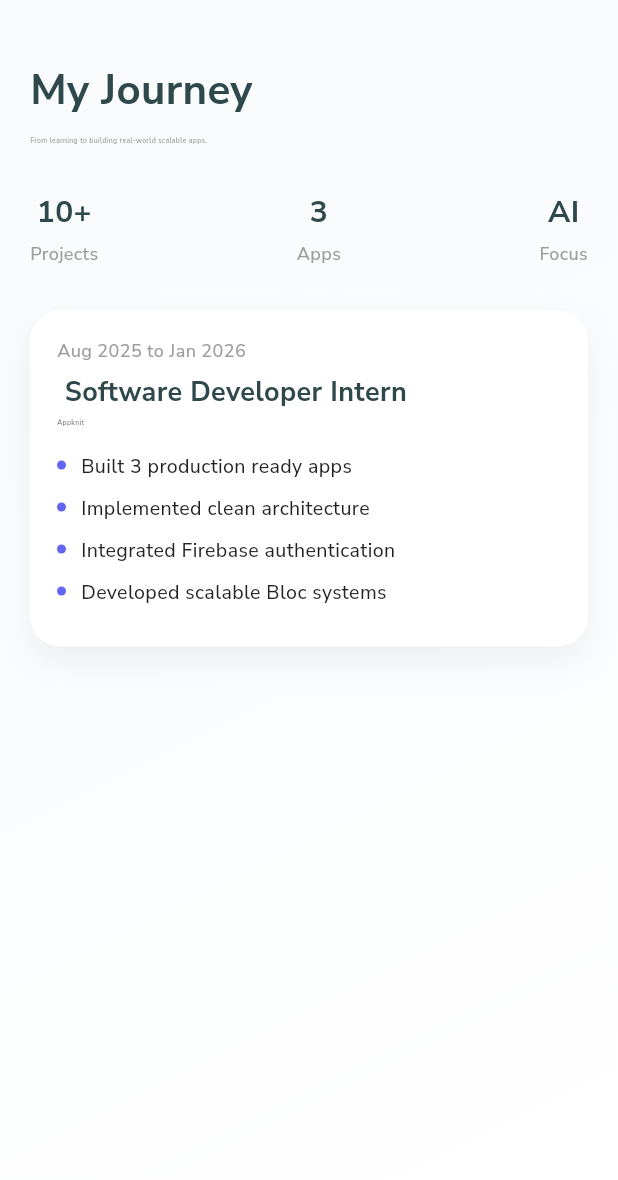
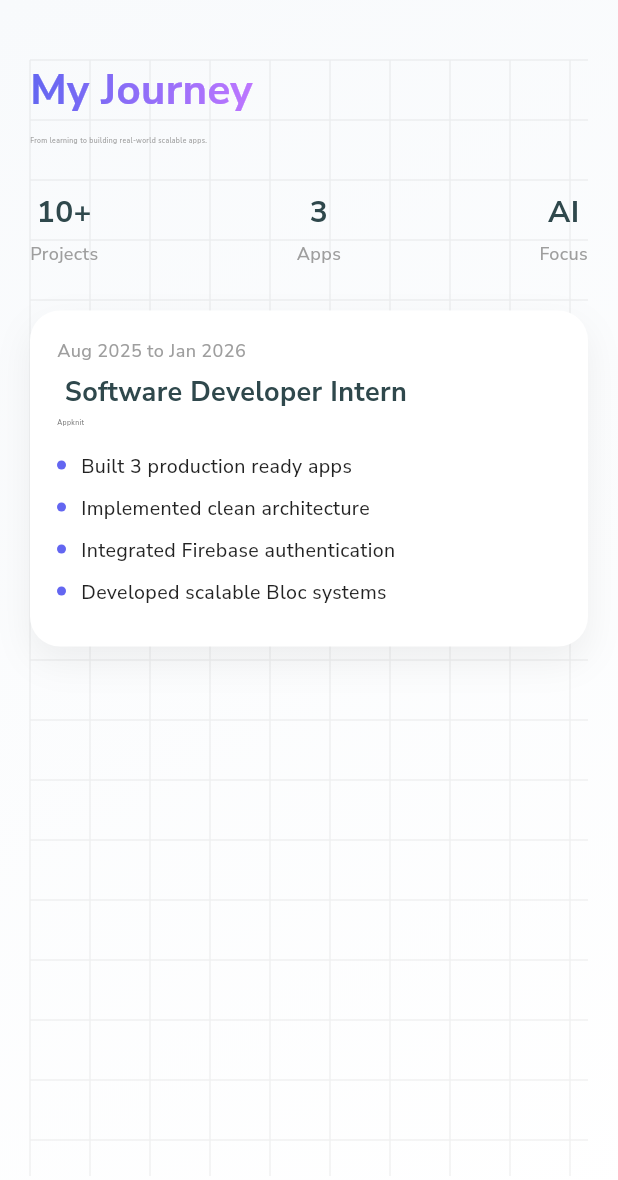
Before and after one commit to Sourav0174/portfolio_flutter, a Flutter app: the ExperienceSectionMobile widget shown alone on an empty page, opened directly, on a phone screen of 412 x 824 dp. Shown: the top 1180 px of the screen. Run offline on Flutter 3.47's test engine with Material 3 defaults, Android fonts, the phone set to English and light mode, and no system bars; drawn by our look-alikes of flutter_animate; our stand-ins replace confetti, flutter_screenutil, get, google_fonts.

```diff
--- a/lib/app/helpers/widgets/mobile/experience_section_mobile.dart
+++ b/lib/app/helpers/widgets/mobile/experience_section_mobile.dart
@@ -16,15 +16,40 @@ class ExperienceSectionMobile extends StatelessWidget {
           end: Alignment.bottomRight,
         ),
       ),
-      child: Column(
+      child: Stack(
+        children: [
+          Positioned.fill(
+            child: Opacity(
+              opacity: 0.05,
+              child: CustomPaint(painter: _GridPainter()),
+            ),
+          ),
+          Column(
             crossAxisAlignment: CrossAxisAlignment.start,
             children: [
               /// 🔥 HEADER
-          const Text(
+              ShaderMask(
+                shaderCallback: (bounds) => const LinearGradient(
+                  colors: [
+                    Color(0xff6366f1),
+                    Color.fromARGB(255, 189, 118, 255),
+                  ],
+                ).createShader(bounds),
+                child: const Text(
                   "My Journey",
-            style: TextStyle(fontSize: 28, fontWeight: FontWeight.bold),
+                  style: TextStyle(
+                    fontSize: 28,
+                    fontWeight: FontWeight.bold,
+                    color: Colors.white,
+                    // letterSpacing: -1,
+                  ),
+                ),
               ),
 
+              // const Text(
+              //   "My Journey",
+              //   style: TextStyle(fontSize: 28, fontWeight: FontWeight.bold),
+              // ),
               const SizedBox(height: 10),
 
               const Text(
@@ -53,6 +78,8 @@ class ExperienceSectionMobile extends StatelessWidget {
 
                   return ExperienceCardMobile(exp: exp, index: index);
                 }),
+              ),
+            ],
           ),
         ],
       ),
@@ -147,6 +174,28 @@ class ExperienceCardMobile extends StatelessWidget {
   }
 }
 
+class _GridPainter extends CustomPainter {
+  @override
+  void paint(Canvas canvas, Size size) {
+    final paint = Paint()
+      ..color = Colors.black
+      ..strokeWidth = 1;
+
+    const gap = 40.0;
+
+    for (double x = 0; x < size.width; x += gap) {
+      canvas.drawLine(Offset(x, 0), Offset(x, size.height), paint);
+    }
+
+    for (double y = 0; y < size.height; y += gap) {
+      canvas.drawLine(Offset(0, y), Offset(size.width, y), paint);
+    }
+  }
+
+  @override
+  bool shouldRepaint(covariant CustomPainter oldDelegate) => false;
+}
+
 class _StatItemMobile extends StatelessWidget {
   final String value;
   final String label;
```
Also changed, not shown: 1 other file. Lines whose indentation alone changed are shown as unchanged.
